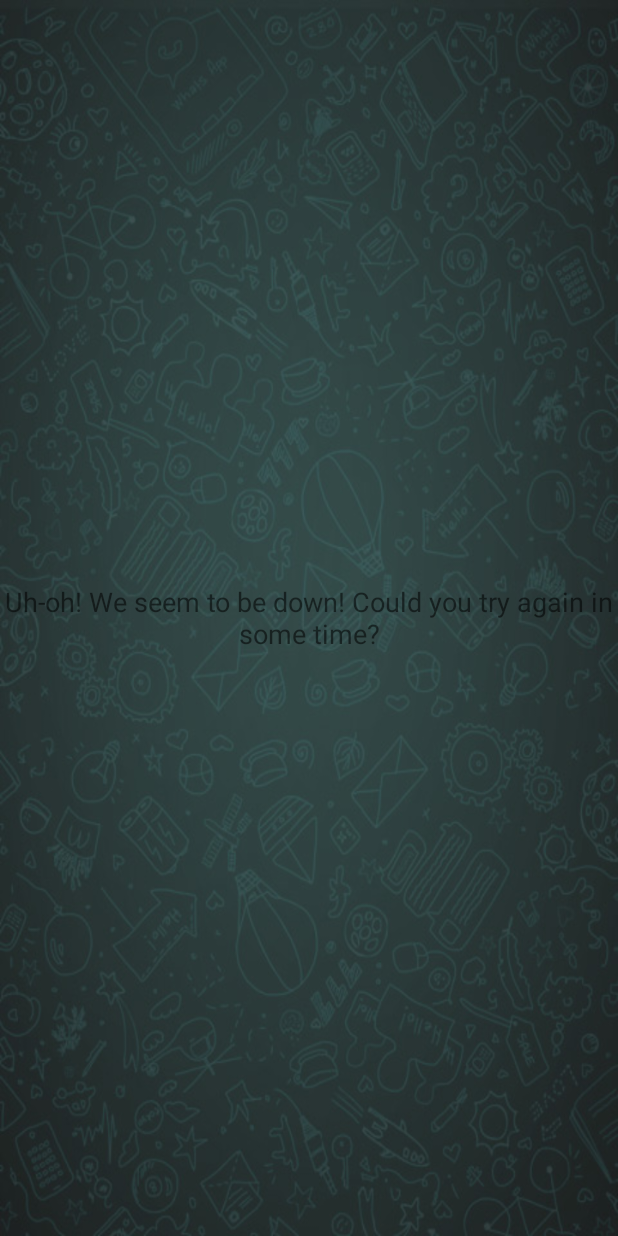
After one commit to ahishek/HChat, an Android app: the layout error_view.xml on its own in the app's theme, with its tools: preview values and no code run, on a phone screen of 412 x 824 dp. The commit adds this screen. Run offline under Robolectric (Android 15) with nearby library versions, the phone set to English and light mode, and no system bars.

```diff
--- a/app/build.gradle
+++ b/app/build.gradle
@@ -27,4 +27,6 @@ dependencies {
     compile 'com.android.support:appcompat-v7:23.2.1'
     compile 'com.android.support:recyclerview-v7:23.2.1'
     compile 'com.android.support:design:23.2.1'
+    compile 'com.google.code.gson:gson:+'
+    compile 'dev.dworks.libs:volleyplus:0.1.3'
 }
--- a/app/src/main/AndroidManifest.xml
+++ b/app/src/main/AndroidManifest.xml
@@ -18,7 +18,11 @@
         <activity
             android:name=".ChatActivity"
             android:label="@string/title_activity_chat"
-            android:theme="@style/AppTheme">
+            android:theme="@style/AppTheme"
+            android:parentActivityName=".MainActivity">
+            <meta-data
+                android:name="android.support.PARENT_ACTIVITY"
+                android:value="MainActivity" />
         </activity>
     </application>
 
--- a/app/src/main/java/com/example/abhisheknair/hchat/MainActivity.java
+++ b/app/src/main/java/com/example/abhisheknair/hchat/MainActivity.java
@@ -1,5 +1,6 @@
 package com.example.abhisheknair.hchat;
 
+import android.content.Intent;
 import android.os.Bundle;
 import android.support.v7.app.AppCompatActivity;
 import android.support.v7.widget.AppCompatButton;
@@ -23,7 +24,12 @@ public class MainActivity extends AppCompatActivity implements View.OnClickListe
     public void onClick(View v) {
         switch (v.getId()) {
             case R.id.btn_login:
+                Intent intent = new Intent(this, ChatActivity.class);
+                startActivity(intent);
+                break;
 
+            default:
+                break;
         }
     }
 }
--- a/app/src/main/res/layout/activity_chat.xml
+++ b/app/src/main/res/layout/activity_chat.xml
@@ -40,7 +40,7 @@
             android:layout_height="wrap_content">
 
             <EditText
-                android:id="@+id/chat_edit_text1"
+                android:id="@+id/chat_text"
                 android:layout_width="match_parent"
                 android:layout_height="wrap_content"
                 android:layout_marginBottom="@dimen/spacing_8"
@@ -56,7 +56,7 @@
                 android:id="@+id/enter_chat1"
                 android:layout_width="wrap_content"
                 android:layout_height="wrap_content"
-                android:layout_alignBottom="@id/chat_edit_text1"
+                android:layout_alignBottom="@id/chat_text"
                 android:layout_alignParentEnd="true"
                 android:layout_alignParentRight="true"
                 android:layout_marginBottom="@dimen/spacing_8"
--- /dev/null
+++ b/app/src/main/res/layout/error_view.xml
@@ -0,0 +1,18 @@
+<?xml version="1.0" encoding="utf-8"?>
+<LinearLayout xmlns:android="http://schemas.android.com/apk/res/android"
+              android:layout_width="match_parent"
+              android:layout_height="match_parent"
+              android:background="@drawable/background"
+              android:orientation="vertical">
+
+    <TextView
+        android:id="@+id/error_tv"
+        android:layout_width="match_parent"
+        android:layout_height="wrap_content"
+        android:layout_gravity="center"
+        android:layout_weight="1"
+        android:gravity="center"
+        android:text="@string/error_view"
+        android:textSize="@dimen/font_size_18"/>
+
+</LinearLayout>
--- a/app/src/main/res/values/strings.xml
+++ b/app/src/main/res/values/strings.xml
@@ -4,4 +4,6 @@
     <string name="welcome">Welcome to HChat!</string>
     <string name="hint_text">Enter Text Here</string>
     <string name="title_activity_chat">Your Chats</string>
+    <string name="error_view">Uh-oh! We seem to be down! Could you try again in some time?</string>
+    <string name="empty_chats">You don\'t seem to have any chats! Why don\'t you start?</string>
 </resources>
```
Also changed, not shown: app/src/main/java/com/example/abhisheknair/hchat/ChatActivity.java (+64 -2 lines), app/src/main/java/com/example/abhisheknair/hchat/ChatResponse.java (added, +97 -0 lines), app/src/main/res/drawable-xxhdpi/ic_chat.png (renamed from app/src/main/res/drawable=xxhdpi/ic_chat.png).
